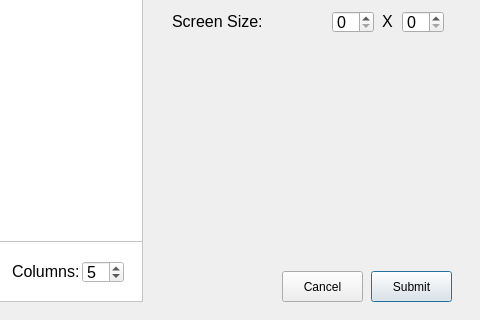
The window that Mainwindow/add_hall/hall.ui (Drakenhielm/Biobokningssystem) describes before a commit, drawn with Qt 5; both pictures show x 378 to 858 and y 149 to 469 of the 858 by 469 pixel window.
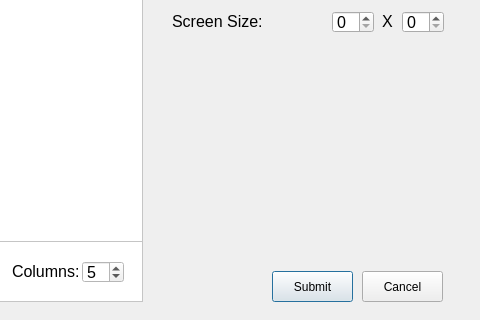
The same window after the commit.

The edit to the form file:
```diff
--- a/Mainwindow/add_hall/hall.ui
+++ b/Mainwindow/add_hall/hall.ui
@@ -34,7 +34,7 @@
   <widget class="QPushButton" name="AddButton">
    <property name="geometry">
     <rect>
-     <x>749</x>
+     <x>650</x>
      <y>420</y>
      <width>81</width>
      <height>31</height>
@@ -482,7 +482,7 @@
   <widget class="QPushButton" name="cancel_Button">
    <property name="geometry">
     <rect>
-     <x>660</x>
+     <x>740</x>
      <y>420</y>
      <width>81</width>
      <height>31</height>
```
